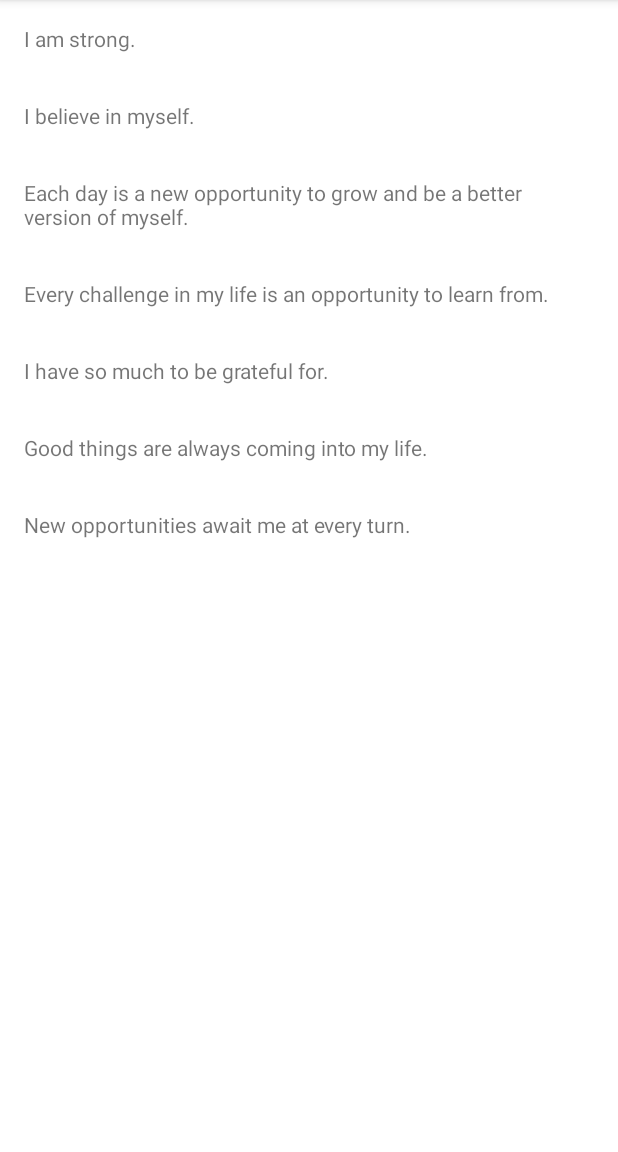
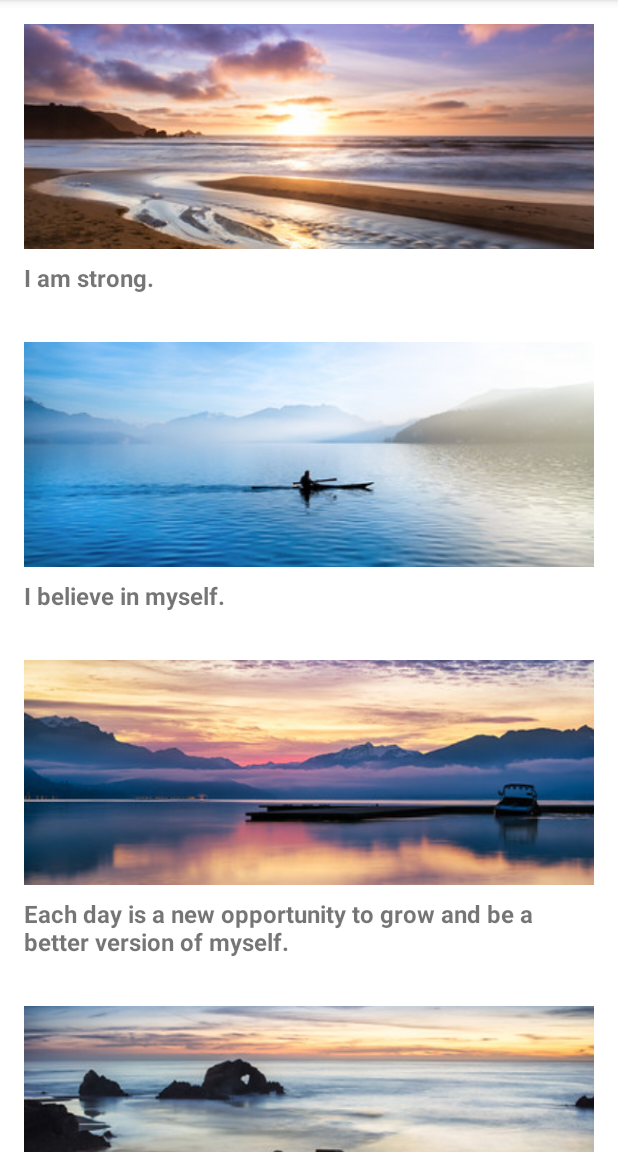
Before and after one commit to shaima-alghamdi-tuwaiq/Bookshelf, an Android app: the screen it shows after launch (MainActivity), on a phone screen of 412 x 824 dp, the part 84-1236 px from its top. Run offline under Robolectric (Android 15) with nearby library versions, the phone set to English and light mode, and no system bars.

Commit message:
Image added to items in RecyclerView

```diff
--- a/app/src/main/java/com/example/bookshelf/MainActivity.kt
+++ b/app/src/main/java/com/example/bookshelf/MainActivity.kt
@@ -13,14 +13,15 @@ class MainActivity : AppCompatActivity() {
         super.onCreate(savedInstanceState)
         setContentView(R.layout.activity_main)
 
+        // Initialize data.
         val datset = Datasource().loadBooks()
 
         val recyclerView = findViewById<RecyclerView>(R.id.rv_books)
-
         val adapter = BookAdapter(this, datset)
-
         recyclerView.adapter = adapter
 
+        // Use this setting to improve performance if you know that changes
+        // in content do not change the layout size of the RecyclerView
         recyclerView.setHasFixedSize(true)
 
     }
--- a/app/src/main/java/com/example/bookshelf/adapter/BookAdapter.kt
+++ b/app/src/main/java/com/example/bookshelf/adapter/BookAdapter.kt
@@ -4,6 +4,7 @@ import android.content.Context
 import android.view.LayoutInflater
 import android.view.View
 import android.view.ViewGroup
+import android.widget.ImageView
 import android.widget.TextView
 import androidx.recyclerview.widget.RecyclerView
 import com.example.bookshelf.R
@@ -24,6 +25,7 @@ class BookAdapter(private val context: Context,
     override fun onBindViewHolder(holder: ViewHolder, position: Int) {
         val item = dataset[position]
         holder.bookTitle.text = context.resources.getString(item.bookTitle)
+        holder.bookImage.setImageResource(item.bookImage)
     }
 
     override fun getItemCount() = dataset.size
@@ -31,8 +33,8 @@ class BookAdapter(private val context: Context,
     // TODO [2] Implement ViewHolder Class
     class ViewHolder(view : View) : RecyclerView.ViewHolder(view){
         // views in layout file
-        val bookTitle : TextView = view.findViewById(R.id.item_book_title)
-
+        val bookTitle : TextView = view.findViewById(R.id.item_title)
+        val bookImage : ImageView = view.findViewById(R.id.item_img)
     } // End ViewHolder
 
 } // End BookAdapter
--- a/app/src/main/java/com/example/bookshelf/data/Datasource.kt
+++ b/app/src/main/java/com/example/bookshelf/data/Datasource.kt
@@ -8,14 +8,13 @@ class Datasource {
     // return list of data
     fun loadBooks() : List<Book> {
         return listOf(
-            Book(R.string.book1),
-            Book(R.string.book2),
-            Book(R.string.book3),
-            Book(R.string.book4),
-            Book(R.string.book5),
-            Book(R.string.book6),
-            Book(R.string.book7)
-
+            Book(R.drawable.image1, R.string.book1),
+            Book(R.drawable.image2, R.string.book2),
+            Book(R.drawable.image3, R.string.book3),
+            Book(R.drawable.image4, R.string.book4),
+            Book(R.drawable.image5, R.string.book5),
+            Book(R.drawable.image6, R.string.book6),
+            Book(R.drawable.image7, R.string.book7)
         ) // end of return
     }
 }
--- a/app/src/main/java/com/example/bookshelf/model/Book.kt
+++ b/app/src/main/java/com/example/bookshelf/model/Book.kt
@@ -1,3 +1,9 @@
 package com.example.bookshelf.model
 
-data class Book(var bookTitle : Int)
+import androidx.annotation.DrawableRes
+import androidx.annotation.StringRes
+
+data class Book(
+        @DrawableRes val bookImage : Int,
+        @StringRes val bookTitle : Int
+    )
--- a/app/src/main/res/layout/item_book.xml
+++ b/app/src/main/res/layout/item_book.xml
@@ -1,15 +1,5 @@
 <?xml version="1.0" encoding="utf-8"?>
-<TextView
-    android:id="@+id/item_book_title"
-    android:layout_width="match_parent"
-    android:layout_height="wrap_content"
-    android:padding="16dp"
-    tools:text="@string/book3"
-    xmlns:tools="http://schemas.android.com/tools"
-    xmlns:android="http://schemas.android.com/apk/res/android" />
-
-
-    <!-- <LinearLayout xmlns:android="http://schemas.android.com/apk/res/android"
+<LinearLayout xmlns:android="http://schemas.android.com/apk/res/android"
     android:layout_width="match_parent"
     android:layout_height="wrap_content"
     android:padding="16dp"
@@ -33,4 +23,4 @@
         tools:text="Hello" />
 
 
-</LinearLayout> -->
+</LinearLayout>
```
